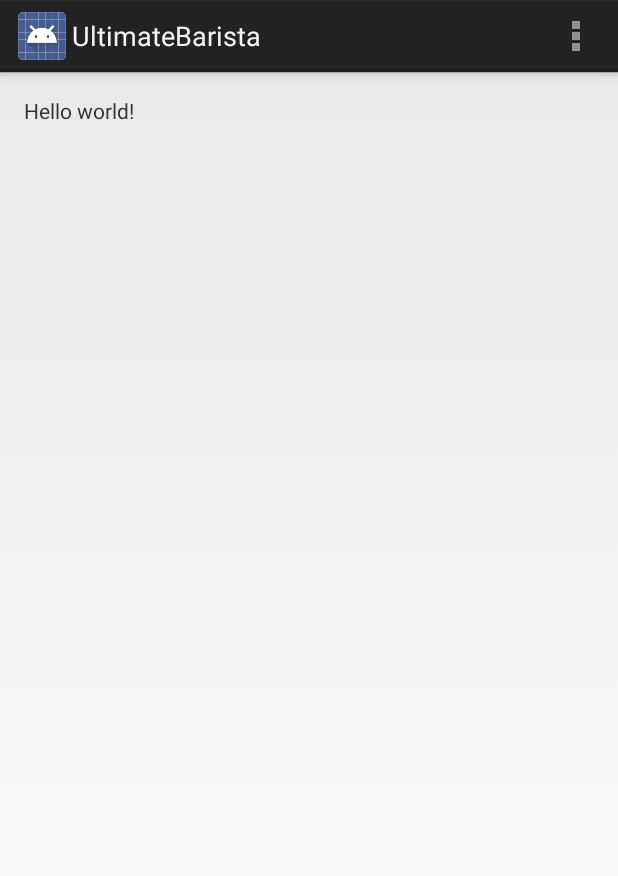
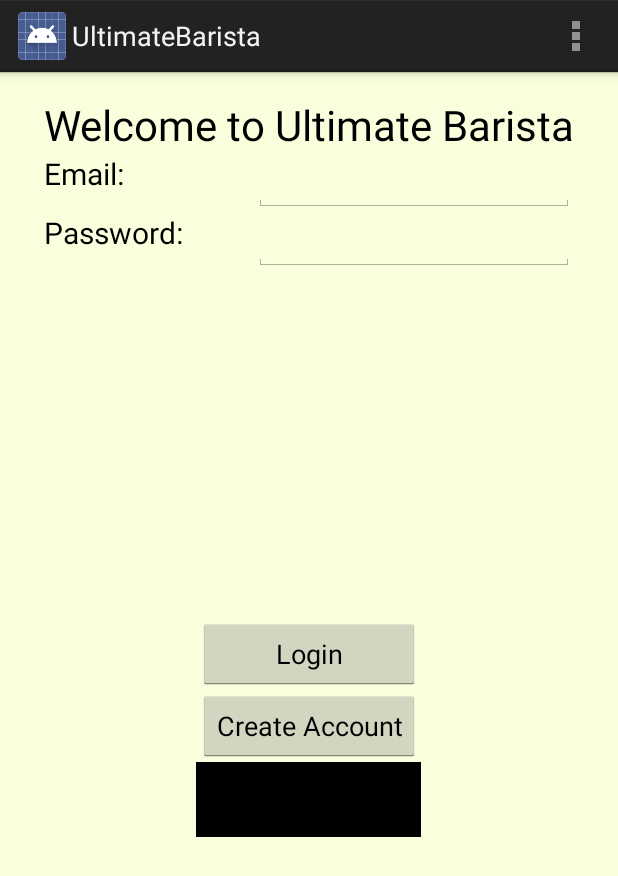
Before and after one commit to bfcadott/UltimateBarista, an Android app: the screen it shows after launch (Main), on a phone screen of 412 x 824 dp. Shown: the top 876 px of the screen. Run offline under Robolectric (Android 15) with nearby library versions, the phone set to English and light mode, and no system bars.

Commit message:
GUI thingy
meow

```diff
--- a/app/src/main/res/layout/activity_main.xml
+++ b/app/src/main/res/layout/activity_main.xml
@@ -3,9 +3,89 @@
     android:layout_height="match_parent" android:paddingLeft="@dimen/activity_horizontal_margin"
     android:paddingRight="@dimen/activity_horizontal_margin"
     android:paddingTop="@dimen/activity_vertical_margin"
-    android:paddingBottom="@dimen/activity_vertical_margin" tools:context=".Main">
+    android:paddingBottom="@dimen/activity_vertical_margin" tools:context=".Main"
+    android:background="#fff8ffdc">
 
-    <TextView android:text="@string/hello_world" android:layout_width="wrap_content"
-        android:layout_height="wrap_content" />
+    <TextView
+        android:layout_width="wrap_content"
+        android:layout_height="wrap_content"
+        android:textAppearance="?android:attr/textAppearanceLarge"
+        android:text="Welcome to Ultimate Barista"
+        android:id="@+id/title"
+        android:layout_alignParentTop="true"
+        android:layout_centerHorizontal="true"
+        android:textColor="#ff000000"
+        android:textSize="28sp" />
+
+    <TextView
+        android:layout_width="wrap_content"
+        android:layout_height="wrap_content"
+        android:textAppearance="?android:attr/textAppearanceSmall"
+        android:text="Email:"
+        android:id="@+id/emailText"
+        android:textColor="#ff000000"
+        android:textSize="20sp"
+        android:layout_below="@+id/title"
+        android:layout_alignLeft="@+id/title"
+        android:layout_alignStart="@+id/title" />
+
+    <EditText
+        android:layout_width="wrap_content"
+        android:layout_height="wrap_content"
+        android:inputType="textEmailAddress"
+        android:ems="10"
+        android:id="@+id/emailEdit"
+        android:layout_alignTop="@+id/emailText"
+        android:layout_alignRight="@+id/title"
+        android:layout_alignEnd="@+id/title" />
+
+    <TextView
+        android:layout_width="wrap_content"
+        android:layout_height="wrap_content"
+        android:textAppearance="?android:attr/textAppearanceSmall"
+        android:text="Password:"
+        android:id="@+id/passwordText"
+        android:textColor="#ff000000"
+        android:textSize="20sp"
+        android:layout_below="@+id/emailEdit"
+        android:layout_alignLeft="@+id/emailText"
+        android:layout_alignStart="@+id/emailText" />
+
+    <EditText
+        android:layout_width="wrap_content"
+        android:layout_height="wrap_content"
+        android:inputType="textEmailAddress"
+        android:ems="10"
+        android:id="@+id/passwordEdit"
+        android:layout_below="@+id/emailEdit"
+        android:layout_alignLeft="@+id/emailEdit"
+        android:layout_alignStart="@+id/emailEdit" />
+
+    <Button
+        android:layout_width="wrap_content"
+        android:layout_height="wrap_content"
+        android:text="Login"
+        android:id="@+id/loginButton"
+        android:layout_centerVertical="true"
+        android:layout_alignLeft="@+id/createbutton"
+        android:layout_alignStart="@+id/createbutton"
+        android:layout_alignRight="@+id/createbutton"
+        android:layout_alignEnd="@+id/createbutton" />
+
+    <Button
+        android:layout_width="wrap_content"
+        android:layout_height="wrap_content"
+        android:text="Create Account"
+        android:id="@+id/createbutton"
+        android:layout_below="@+id/loginButton"
+        android:layout_centerHorizontal="true" />
+
+    <ImageView
+        android:layout_width="150dp"
+        android:layout_height="50dp"
+        android:id="@+id/imageView"
+        android:layout_below="@+id/createbutton"
+        android:layout_centerHorizontal="true"
+        android:src="@android:color/black" />
 
 </RelativeLayout>
--- /dev/null
+++ b/app/src/main/res/menu/menu_game.xml
@@ -0,0 +1,5 @@
+<menu xmlns:android="http://schemas.android.com/apk/res/android"
+    xmlns:tools="http://schemas.android.com/tools" tools:context="edu.oakland.ultimatebarista.Game">
+    <item android:id="@+id/action_settings" android:title="@string/action_settings"
+        android:orderInCategory="100" android:showAsAction="never" />
+</menu>
--- /dev/null
+++ b/app/src/main/res/menu/menu_levels.xml
@@ -0,0 +1,6 @@
+<menu xmlns:android="http://schemas.android.com/apk/res/android"
+    xmlns:tools="http://schemas.android.com/tools"
+    tools:context="edu.oakland.ultimatebarista.Levels">
+    <item android:id="@+id/action_settings" android:title="@string/action_settings"
+        android:orderInCategory="100" android:showAsAction="never" />
+</menu>
--- a/app/src/main/res/values/strings.xml
+++ b/app/src/main/res/values/strings.xml
@@ -4,5 +4,7 @@
     <string name="app_name">UltimateBarista</string>
     <string name="hello_world">Hello world!</string>
     <string name="action_settings">Settings</string>
+    <string name="title_activity_levels">Levels</string>
+    <string name="title_activity_game">Game</string>
 
 </resources>
```
Also changed, not shown: app/src/main/AndroidManifest.xml (+8 -0 lines), app/src/main/java/edu/oakland/ultimatebarista/Game.java (added, +39 -0 lines), app/src/main/java/edu/oakland/ultimatebarista/Levels.java (added, +39 -0 lines), app/src/main/res/layout/activity_game.xml (added, +257 -0 lines), app/src/main/res/layout/activity_levels.xml (added, +200 -0 lines).
